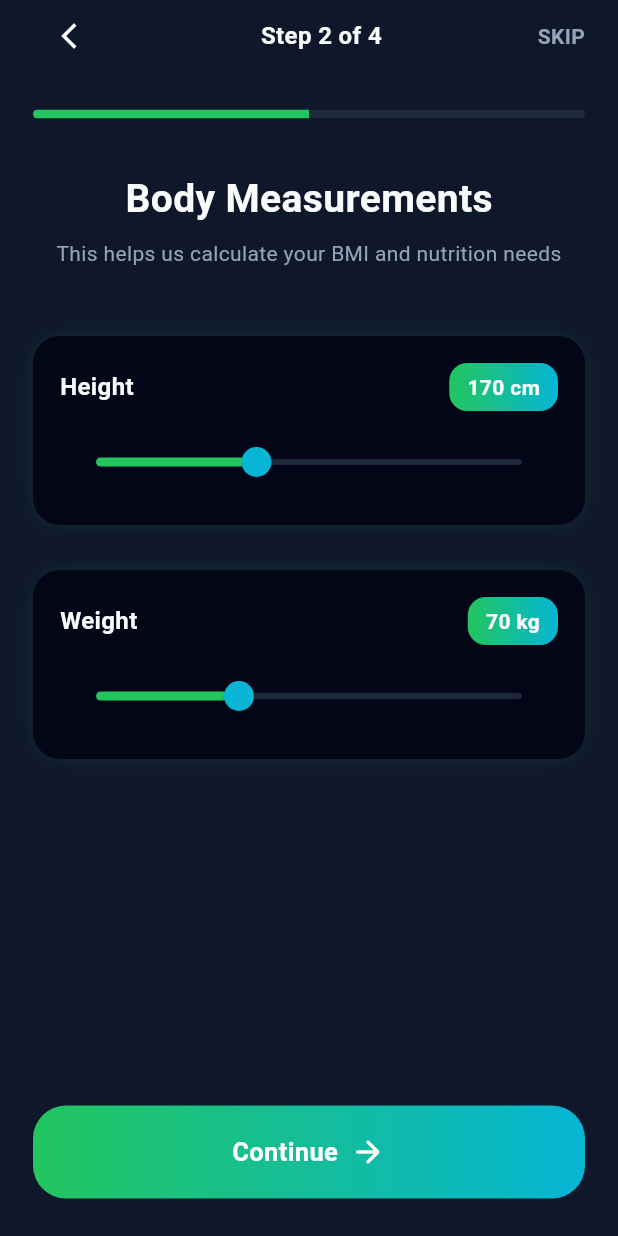
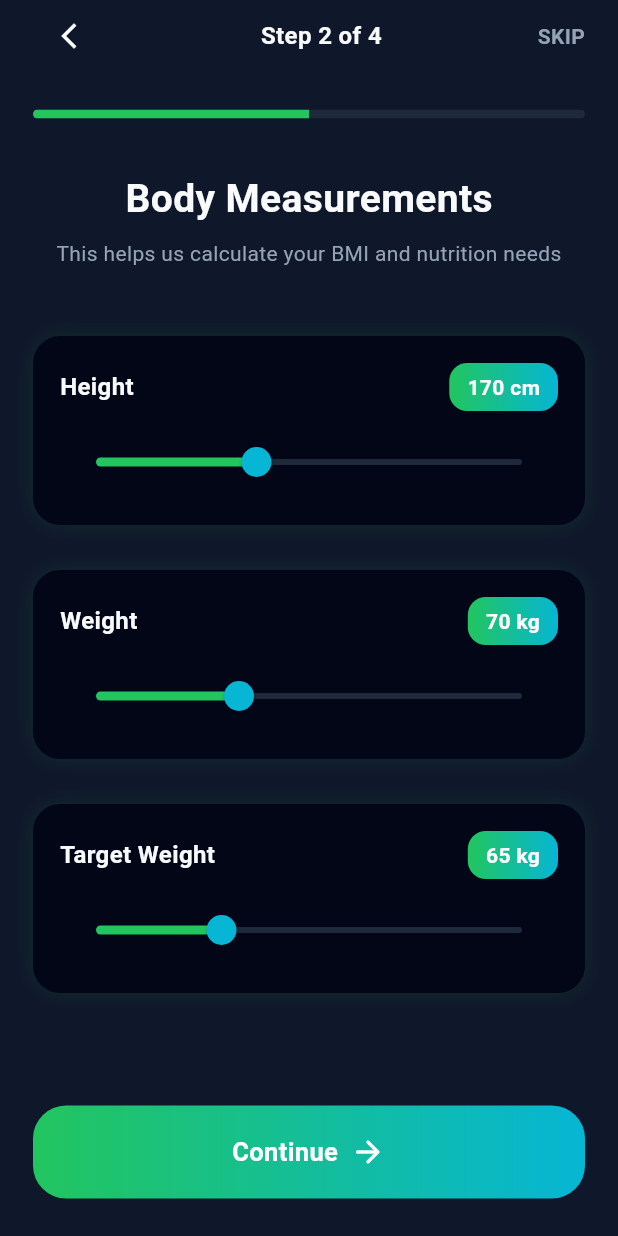
Before and after one commit to Muhammad-Rashid-172002/AI-Fitness-Calorie-Tracking-App, a Flutter app: the StepTwoScreen screen opened directly, on a phone screen of 412 x 824 dp. Run offline on Flutter 3.47's test engine with Material 3 defaults, Android fonts, the phone set to English and light mode, and no system bars; our stand-ins replace cloud_firestore, firebase_auth, firebase_core, fl_chart, flutter_spinkit, google_fonts and 3 more; missing offline and left inert: flutter_stripe; accounts and stored records are empty.

```diff
--- a/lib/controller/step_two_controller.dart
+++ b/lib/controller/step_two_controller.dart
@@ -6,7 +6,7 @@ class StepTwoController {
   /// Save Height & Weight to Firestore
   Future<String?> saveStepTwoData({
     required int height,
-    required int weight,
+    required int weight, required int targetWeight,
   }) async {
     try {
       final user = FirebaseAuth.instance.currentUser;
--- a/lib/view/help_support_screen.dart
+++ b/lib/view/help_support_screen.dart
@@ -14,6 +14,7 @@ class HelpSupportScreen extends StatelessWidget {
     return Scaffold(
       backgroundColor: bgColor,
       appBar: AppBar(
+
         iconTheme: const IconThemeData(color: Colors.white),
         title: const Text(
           "Help & Support",
--- a/lib/view/onboarding/step_two_screen.dart
+++ b/lib/view/onboarding/step_two_screen.dart
@@ -2,8 +2,6 @@ import 'package:fitmind_ai/controller/step_two_controller.dart';
 import 'package:flutter/material.dart';
 import 'package:fitmind_ai/resources/app_them.dart';
 import 'package:fitmind_ai/view/onboarding/step_three_Screen.dart';
-
-
 
 class StepTwoScreen extends StatefulWidget {
   const StepTwoScreen({super.key});
@@ -17,6 +15,7 @@ class _StepTwoScreenState extends State<StepTwoScreen> {
 
   double height = 170;
   double weight = 70;
+  double targetWeight = 65;
   bool isLoading = false;
 
   /// Save Step 2 Data & Continue
@@ -28,6 +27,7 @@ class _StepTwoScreenState extends State<StepTwoScreen> {
     String? result = await _controller.saveStepTwoData(
       height: height.toInt(),
       weight: weight.toInt(),
+      targetWeight: targetWeight.toInt(),
     );
 
     setState(() {
@@ -41,9 +41,9 @@ class _StepTwoScreenState extends State<StepTwoScreen> {
         MaterialPageRoute(builder: (_) => const StepThreeScreen()),
       );
     } else {
-      ScaffoldMessenger.of(context).showSnackBar(
-        SnackBar(content: Text(result)),
-      );
+      ScaffoldMessenger.of(
+        context,
+      ).showSnackBar(SnackBar(content: Text(result)));
     }
   }
 
@@ -63,17 +63,29 @@ class _StepTwoScreenState extends State<StepTwoScreen> {
                 children: [
                   IconButton(
                     onPressed: () => Navigator.pop(context),
-                    icon: const Icon(Icons.arrow_back_ios_new, color: Colors.white, size: 20),
+                    icon: const Icon(
+                      Icons.arrow_back_ios_new,
+                      color: Colors.white,
+                      size: 20,
+                    ),
                   ),
                   Text(
                     "Step 2 of 4",
-                    style: TextStyle(color: textMain, fontSize: 16, fontWeight: FontWeight.w600),
+                    style: TextStyle(
+                      color: textMain,
+                      fontSize: 16,
+                      fontWeight: FontWeight.w600,
+                    ),
                   ),
                   GestureDetector(
                     onTap: _saveAndContinue, // skip → still save data
                     child: Text(
                       "SKIP",
-                      style: TextStyle(color: textGrey, fontSize: 14, fontWeight: FontWeight.w600),
+                      style: TextStyle(
+                        color: textGrey,
+                        fontSize: 14,
+                        fontWeight: FontWeight.w600,
+                      ),
                     ),
                   ),
                 ],
@@ -98,7 +110,11 @@ class _StepTwoScreenState extends State<StepTwoScreen> {
                   children: [
                     Text(
                       "Body Measurements",
-                      style: TextStyle(color: textMain, fontSize: 26, fontWeight: FontWeight.bold),
+                      style: TextStyle(
+                        color: textMain,
+                        fontSize: 26,
+                        fontWeight: FontWeight.bold,
+                      ),
                     ),
                     const SizedBox(height: 8),
                     Text(
@@ -133,6 +149,18 @@ class _StepTwoScreenState extends State<StepTwoScreen> {
                 divisions: 120,
                 onChanged: (val) => setState(() => weight = val),
               ),
+              const SizedBox(height: 30),
+
+              /// Target Weight Slider
+              buildSliderCard(
+                title: "Target Weight",
+                unit: "kg",
+                value: targetWeight,
+                min: 30,
+                max: 150,
+                divisions: 120,
+                onChanged: (val) => setState(() => targetWeight = val),
+              ),
               const Spacer(),
 
               /// Continue Button
@@ -154,10 +182,17 @@ class _StepTwoScreenState extends State<StepTwoScreen> {
                               children: [
                                 Text(
                                   "Continue",
-                                  style: TextStyle(color: Colors.white, fontSize: 17, fontWeight: FontWeight.w700),
+                                  style: TextStyle(
+                                    color: Colors.white,
+                                    fontSize: 17,
+                                    fontWeight: FontWeight.w700,
+                                  ),
                                 ),
                                 SizedBox(width: 8),
-                                Icon(Icons.arrow_forward_rounded, color: Colors.white),
+                                Icon(
+                                  Icons.arrow_forward_rounded,
+                                  color: Colors.white,
+                                ),
                               ],
                             ),
                     ),
@@ -188,7 +223,10 @@ class _StepTwoScreenState extends State<StepTwoScreen> {
         borderRadius: BorderRadius.circular(18),
         color: const Color(0xFF020617),
         boxShadow: [
-          BoxShadow(color: const Color(0xFF22C55E).withOpacity(0.12), blurRadius: 12),
+          BoxShadow(
+            color: const Color(0xFF22C55E).withOpacity(0.12),
+            blurRadius: 12,
+          ),
         ],
       ),
       child: Column(
@@ -198,18 +236,37 @@ class _StepTwoScreenState extends State<StepTwoScreen> {
           Row(
             mainAxisAlignment: MainAxisAlignment.spaceBetween,
             children: [
-              Text(title, style: const TextStyle(color: Color(0xFFF8FAFC), fontSize: 16, fontWeight: FontWeight.w600)),
+              Text(
+                title,
+                style: const TextStyle(
+                  color: Color(0xFFF8FAFC),
+                  fontSize: 16,
+                  fontWeight: FontWeight.w600,
+                ),
+              ),
               Container(
-                padding: const EdgeInsets.symmetric(horizontal: 12, vertical: 6),
+                padding: const EdgeInsets.symmetric(
+                  horizontal: 12,
+                  vertical: 6,
+                ),
                 decoration: BoxDecoration(
                   borderRadius: BorderRadius.circular(12),
-                  gradient: const LinearGradient(colors: [Color(0xFF22C55E), Color(0xFF06B6D4)]),
+                  gradient: const LinearGradient(
+                    colors: [Color(0xFF22C55E), Color(0xFF06B6D4)],
+                  ),
                 ),
-                child: Text("${value.toInt()} $unit", style: const TextStyle(color: Colors.white, fontWeight: FontWeight.bold)),
+                child: Text(
+                  "${value.toInt()} $unit",
+                  style: const TextStyle(
+                    color: Colors.white,
+                    fontWeight: FontWeight.bold,
+                  ),
+                ),
               ),
             ],
           ),
           const SizedBox(height: 10),
+
           /// Slider
           Slider(
             value: value,
```
Also changed, not shown: lib/models/FormulaRecommendation.dart (+30 -20 lines), lib/view/onboarding/StepFiveScreen.dart (+56 -0 lines).
